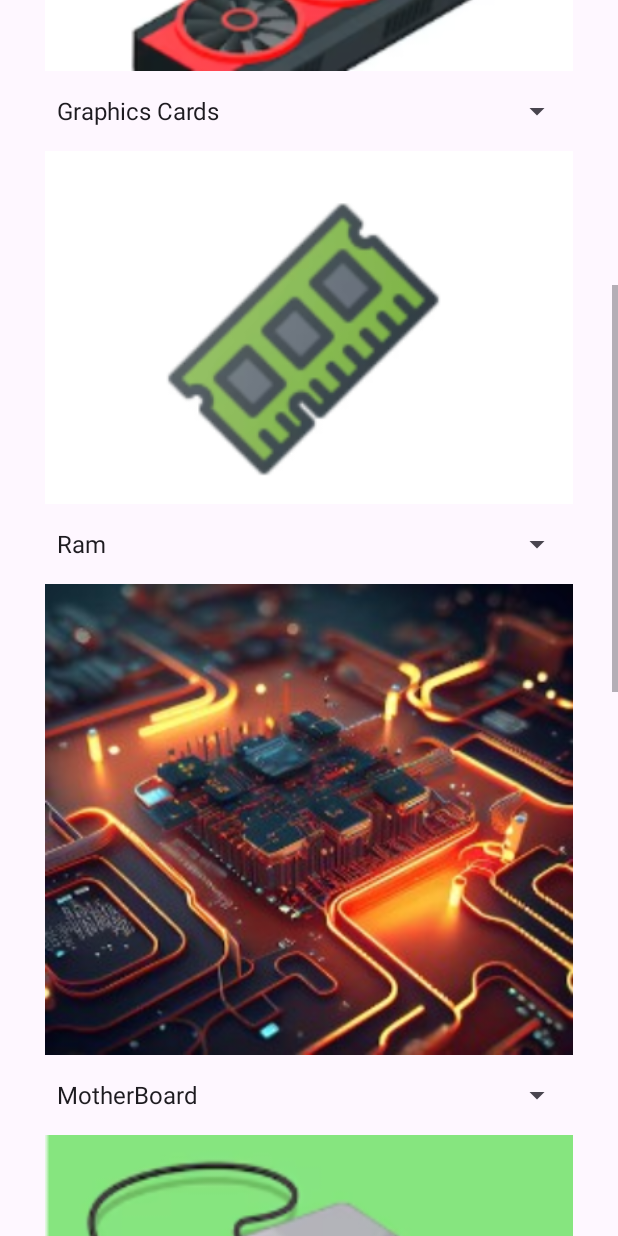
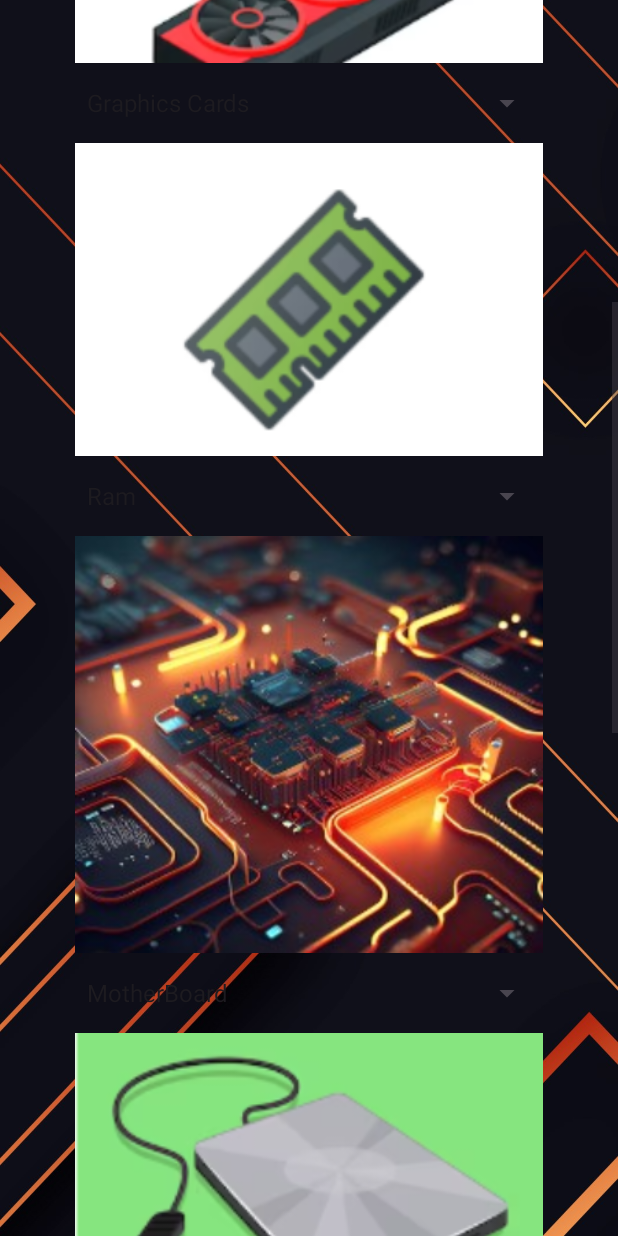
Before and after one commit to SrikanthVMGit/TechTreasure, an Android app: the intelbuild screen opened directly, with no data from a screen before it, scrolled down 576 dp, on a phone screen of 412 x 824 dp. Run offline under Robolectric (Android 15) with nearby library versions, the phone set to English and light mode, and no system bars.

Commit message:
Intel Build page

```diff
--- a/app/src/main/java/com/example/techtreasure/amdbuild.kt
+++ b/app/src/main/java/com/example/techtreasure/amdbuild.kt
@@ -73,7 +73,6 @@ class amdbuild : AppCompatActivity() {
                 // Handle case when nothing is selected
             }
         }
-
 
         spinner2.onItemSelectedListener = object : AdapterView.OnItemSelectedListener {
             override fun onItemSelected(parent: AdapterView<*>?, view: View?, position: Int, id: Long) {
--- a/app/src/main/res/layout/activity_intelbuild.xml
+++ b/app/src/main/res/layout/activity_intelbuild.xml
@@ -4,7 +4,8 @@
     xmlns:tools="http://schemas.android.com/tools"
     android:layout_width="match_parent"
     android:layout_height="match_parent"
-    tools:context=".intelbuild">
+    tools:context=".intelbuild"
+    android:background="@drawable/builds">
 
     <ScrollView
         android:id="@+id/scrollView"
@@ -22,20 +23,35 @@
             android:layout_width="match_parent"
             android:layout_height="wrap_content"
             android:orientation="vertical"
-            android:paddingLeft="30dp"
-            android:paddingTop="30dp"
-            android:paddingRight="30dp"
-            android:paddingBottom="30dp"
+            android:paddingLeft="50dp"
+            android:paddingTop="0dp"
+            android:paddingRight="50dp"
+            android:paddingBottom="50dp"
             android:textAlignment="center">
+
+            <TextView
+                android:id="@+id/titleTextView"
+                android:layout_width="wrap_content"
+                android:layout_height="wrap_content"
+                android:layout_marginTop="40dp"
+                android:text="Tech Treasure"
+                android:textColor="@color/orange"
+                android:textSize="30sp"
+                android:paddingLeft="45dp"
+                app:layout_constraintEnd_toEndOf="parent"
+                app:layout_constraintHorizontal_bias="0.497"
+                app:layout_constraintStart_toStartOf="parent"
+                app:layout_constraintTop_toTopOf="parent" />
 
             <TextView
                 android:id="@+id/amdtext"
                 android:layout_width="wrap_content"
                 android:layout_height="wrap_content"
                 android:layout_marginTop="24dp"
-                android:text="Click Below For AMD Build"
-                android:textColor="@color/red"
+                android:text="Choose your Intel Build"
+                android:textColor="@color/blue"
                 android:textSize="20sp"
+                android:paddingLeft="25dp"
                 app:layout_constraintEnd_toEndOf="parent"
                 app:layout_constraintHorizontal_bias="0.497"
                 app:layout_constraintStart_toStartOf="parent"
@@ -153,7 +169,6 @@
                 android:entries="@array/pcase"
                 android:prompt="@string/image2_text" />
 
-
             <TextView
                 android:id="@+id/totalPriceTextView"
                 android:layout_width="wrap_content"
@@ -176,5 +191,4 @@
         </LinearLayout>
     </ScrollView>
 
-
 </androidx.constraintlayout.widget.ConstraintLayout>
--- a/app/src/main/res/layout/activity_main.xml
+++ b/app/src/main/res/layout/activity_main.xml
@@ -7,9 +7,6 @@
     android:layout_height="match_parent"
     tools:context=".MainActivity"
     android:background="@drawable/homebg">
-
-    <!-- Tech Treasure Home Page Layout -->
-
 
     <ImageView
         android:id="@+id/header"
```
Also changed, not shown: app/src/main/res/layout/activity_amdbuild.xml (+22 -6 lines), app/src/main/res/drawable/builds.jpg (added).
